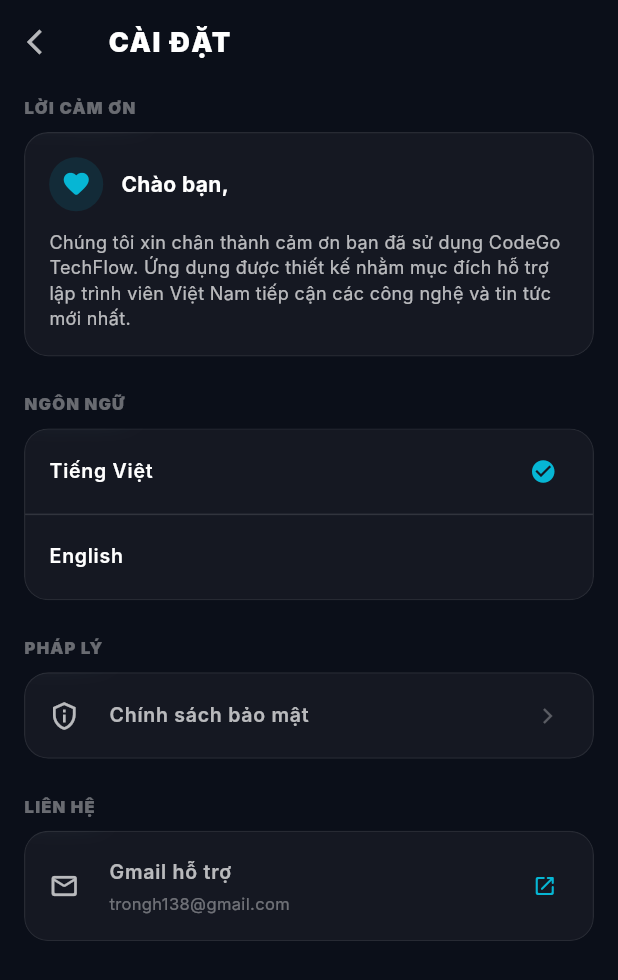
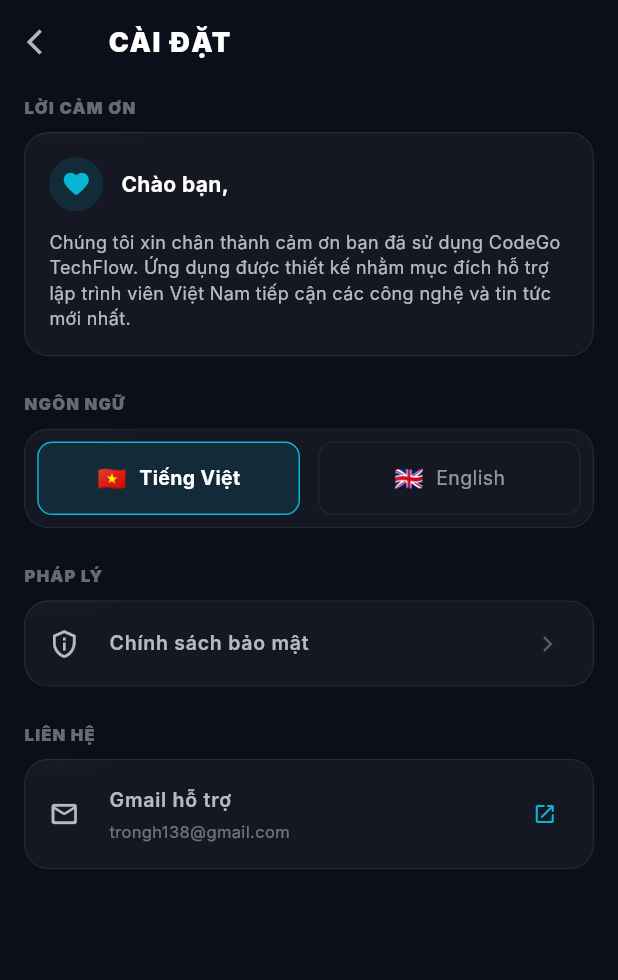
Before and after one commit to daotronghieu2532000/it_infomation, a Flutter app: the GitHubTrendingScreen screen opened directly, after a tap on the "settings" icon, on a phone screen of 412 x 824 dp. Shown: the top 980 px of the screen. Run offline on Flutter 3.47's test engine with Material 3 defaults, Android fonts, the phone set to English and light mode, and no system bars; our stand-ins replace cached_network_image, flutter_markdown, flutter_secure_storage, share_plus, shimmer; accounts and stored records are empty; network calls fail; Roboto replaces fonts that are missing (Inter).

Commit message:
design: update Settings language selector to single row layout with flags

```diff
--- a/lib/screens/settings_screen.dart
+++ b/lib/screens/settings_screen.dart
@@ -141,29 +141,87 @@ class SettingsScreen extends StatelessWidget {
             ),
             const SizedBox(height: 8),
             GlassmorphicCard(
-              padding: EdgeInsets.zero,
-              child: Column(
+              padding: const EdgeInsets.all(8.0),
+              child: Row(
                 children: [
-                  ListTile(
-                    title: const Text(
-                      'Tiếng Việt',
-                      style: TextStyle(fontSize: 13, color: Colors.white, fontWeight: FontWeight.w600),
+                  Expanded(
+                    child: InkWell(
+                      onTap: () => provider.toggleLanguage(false),
+                      borderRadius: BorderRadius.circular(10),
+                      child: Container(
+                        padding: const EdgeInsets.symmetric(vertical: 12),
+                        decoration: BoxDecoration(
+                          color: !provider.isEnglish
+                              ? const Color(0xFF06B6D4).withOpacity(0.12)
+                              : Colors.transparent,
+                          borderRadius: BorderRadius.circular(10),
+                          border: Border.all(
+                            color: !provider.isEnglish
+                                ? const Color(0xFF06B6D4)
+                                : Colors.white.withOpacity(0.05),
+                            width: 1.0,
+                          ),
+                        ),
+                        child: Row(
+                          mainAxisAlignment: MainAxisAlignment.center,
+                          children: [
+                            const Text(
+                              '🇻🇳',
+                              style: TextStyle(fontSize: 16),
+                            ),
+                            const SizedBox(width: 8),
+                            Text(
+                              'Tiếng Việt',
+                              style: TextStyle(
+                                fontSize: 13,
+                                color: !provider.isEnglish ? Colors.white : Colors.white54,
+                                fontWeight: !provider.isEnglish ? FontWeight.bold : FontWeight.normal,
+                              ),
+                            ),
+                          ],
+                        ),
+                      ),
                     ),
-                    trailing: !provider.isEnglish
-                        ? const Icon(Icons.check_circle, color: Color(0xFF06B6D4), size: 18)
-                        : null,
-                    onTap: () => provider.toggleLanguage(false),
                   ),
-                  const Divider(color: Colors.white12, height: 1),
-                  ListTile(
-                    title: const Text(
-                      'English',
-                      style: TextStyle(fontSize: 13, color: Colors.white, fontWeight: FontWeight.w600),
+                  const SizedBox(width: 12),
+                  Expanded(
+                    child: InkWell(
+                      onTap: () => provider.toggleLanguage(true),
+                      borderRadius: BorderRadius.circular(10),
+                      child: Container(
+                        padding: const EdgeInsets.symmetric(vertical: 12),
+                        decoration: BoxDecoration(
+                          color: provider.isEnglish
+                              ? const Color(0xFF06B6D4).withOpacity(0.12)
+                              : Colors.transparent,
+                          borderRadius: BorderRadius.circular(10),
+                          border: Border.all(
+                            color: provider.isEnglish
+                                ? const Color(0xFF06B6D4)
+                                : Colors.white.withOpacity(0.05),
+                            width: 1.0,
+                          ),
+                        ),
+                        child: Row(
+                          mainAxisAlignment: MainAxisAlignment.center,
+                          children: [
+                            const Text(
+                              '🇬🇧',
+                              style: TextStyle(fontSize: 16),
+                            ),
+                            const SizedBox(width: 8),
+                            Text(
+                              'English',
+                              style: TextStyle(
+                                fontSize: 13,
+                                color: provider.isEnglish ? Colors.white : Colors.white54,
+                                fontWeight: provider.isEnglish ? FontWeight.bold : FontWeight.normal,
+                              ),
+                            ),
+                          ],
+                        ),
+                      ),
                     ),
-                    trailing: provider.isEnglish
-                        ? const Icon(Icons.check_circle, color: Color(0xFF06B6D4), size: 18)
-                        : null,
-                    onTap: () => provider.toggleLanguage(true),
                   ),
                 ],
               ),
```
Also changed, not shown: lib/screens/profile_screen.dart (+0 -8 lines), lib/services/api_service.dart (+74 -36 lines).
